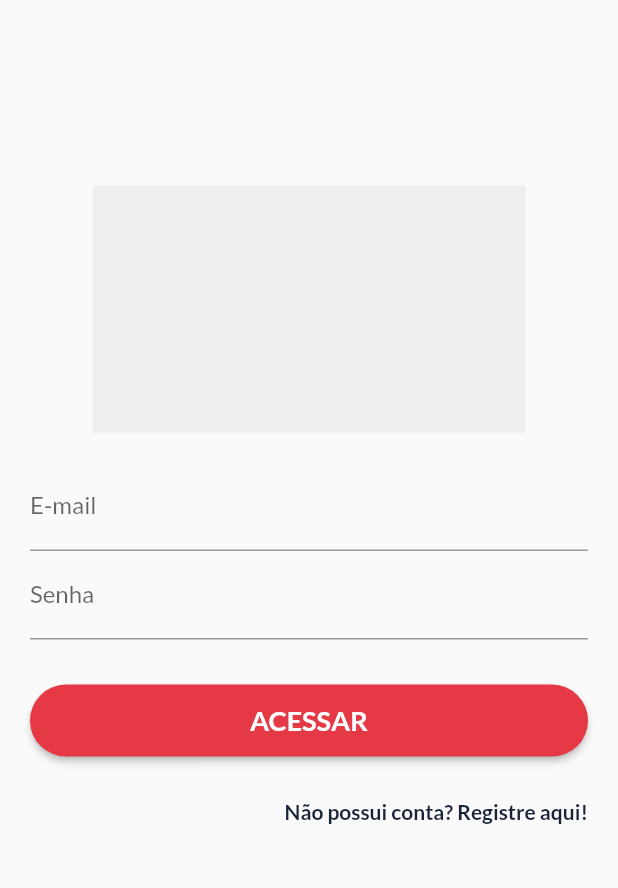
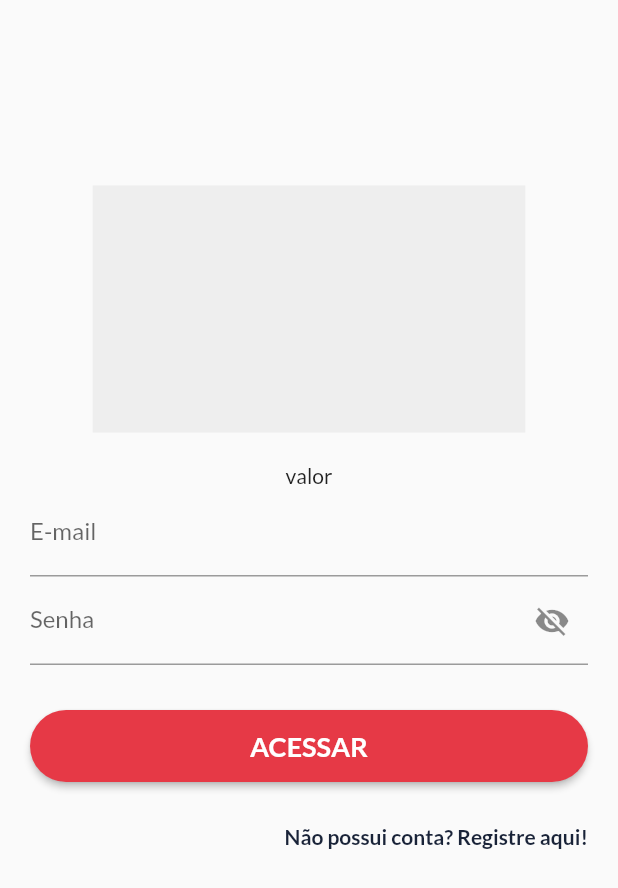
Before and after one commit to comp3034/class-codes, a Flutter app: the screen it shows after launch, on a phone screen of 412 x 824 dp. Shown: the top 888 px of the screen. Run offline on Flutter 3.47's test engine with Material 2 defaults, Android fonts, the phone set to English and light mode, and no system bars; our stand-ins replace faker.

```diff
--- a/app_exemplo/lib/feature/login/screens/login_screen.dart
+++ b/app_exemplo/lib/feature/login/screens/login_screen.dart
@@ -2,11 +2,21 @@ import 'package:app_exemplo/feature/register/screens/register_screen.dart';
 import 'package:app_exemplo/utils/app_colors.dart';
 import 'package:flutter/material.dart';
 
-class LoginScreen extends StatelessWidget {
+class LoginScreen extends StatefulWidget {
+  @override
+  _LoginScreenState createState() => _LoginScreenState();
+}
+
+class _LoginScreenState extends State<LoginScreen> {
+  var _email = 'valor';
+  String _password;
+  bool _obscure = true;
+
   @override
   Widget build(BuildContext context) {
     return Scaffold(
       body: SafeArea(
+        child: SingleChildScrollView(
           child: Column(
             crossAxisAlignment: CrossAxisAlignment.end,
             children: [
@@ -30,13 +40,34 @@ class LoginScreen extends StatelessWidget {
                 child: Form(
                   child: Column(
                     children: [
+                      Text('$_email'),
                       TextFormField(
                         decoration: InputDecoration(
                           labelText: 'E-mail',
                         ),
+                        onChanged: (value) {
+                          setState(() {
+                            _email = value;
+                          });
+                          print(_email);
+                        },
+                        keyboardType: TextInputType.emailAddress,
                       ),
                       TextFormField(
-                      decoration: InputDecoration(labelText: 'Senha'),
+                        obscureText: _obscure,
+                        decoration: InputDecoration(
+                          labelText: 'Senha',
+                          suffixIcon: IconButton(
+                            icon: Icon(_obscure
+                                ? Icons.visibility_off
+                                : Icons.visibility),
+                            onPressed: () {
+                              setState(() {
+                                _obscure = !_obscure;
+                              });
+                            },
+                          ),
+                        ),
                       ),
                       SizedBox(height: 30),
                       Container(
@@ -46,7 +77,8 @@ class LoginScreen extends StatelessWidget {
                           shape: RoundedRectangleBorder(
                             borderRadius: BorderRadius.circular(50),
                           ),
-                        onPressed: () {},
+                          onPressed: () =>
+                              Navigator.of(context).pushNamed('home'),
                           color: AppColors.red,
                           child: Text(
                             'acessar'.toUpperCase(),
@@ -82,6 +114,7 @@ class LoginScreen extends StatelessWidget {
             ],
           ),
         ),
+      ),
     );
   }
 }
--- a/app_exemplo/lib/main.dart
+++ b/app_exemplo/lib/main.dart
@@ -1,8 +1,13 @@
+import 'package:app_exemplo/feature/home/screens/home_screen.dart';
 import 'package:app_exemplo/feature/login/screens/login_screen.dart';
+import 'package:app_exemplo/feature/register/screens/register_screen.dart';
 import 'package:app_exemplo/utils/app_colors.dart';
 import 'package:flutter/material.dart';
+import 'package:intl/intl.dart';
 
 void main() {
+  Intl.defaultLocale = 'pt_BR';
+
   runApp(MyApp());
 }
 
@@ -21,7 +26,14 @@ class MyApp extends StatelessWidget {
           elevation: 3,
         ),
       ),
-      home: LoginScreen(),
+      debugShowCheckedModeBanner: false,
+      // home: LoginScreen(),
+      initialRoute: 'login',
+      routes: {
+        'login': (context) => LoginScreen(),
+        'register': (context) => RegisterScreen(),
+        'home': (context) => HomeScreen(),
+      },
     );
   }
 }
--- a/app_exemplo/pubspec.yaml
+++ b/app_exemplo/pubspec.yaml
@@ -24,6 +24,8 @@ dependencies:
   flutter:
     sdk: flutter
 
+  faker:
+  intl: ^0.16.1
   # The following adds the Cupertino Icons font to your application.
   # Use with the CupertinoIcons class for iOS style icons.
   cupertino_icons: ^0.1.3
```
Also changed, not shown: app_exemplo/lib/feature/home/screens/home_screen.dart (added, +164 -0 lines), app_exemplo/lib/utils/components/friends_avatar.dart (added, +36 -0 lines), app_exemplo/mocks/chat.png (added), app_exemplo/pubspec.lock. Lines whose indentation alone changed are shown as unchanged.
